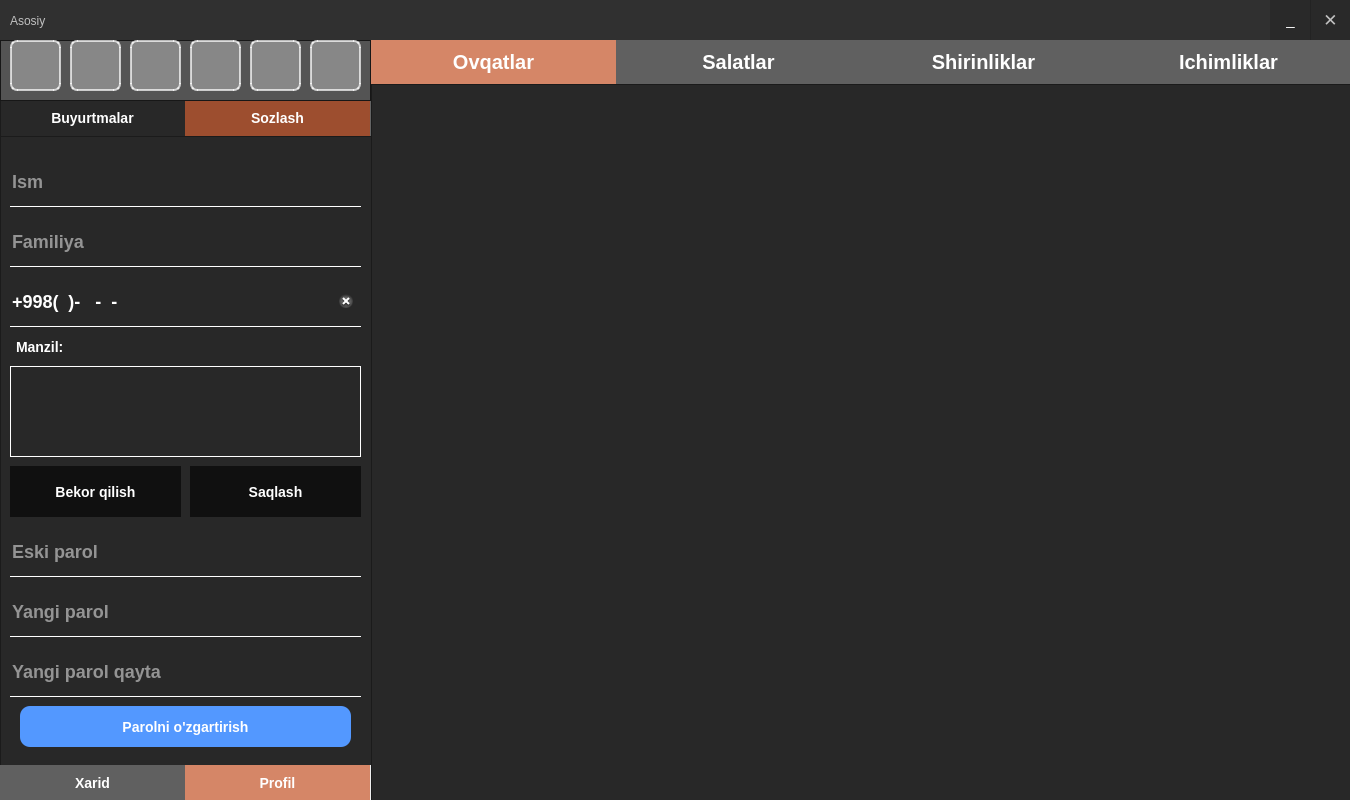
Ahmadjon-Ergashev/Restaurant, file design/main_user.ui: the form before one commit.
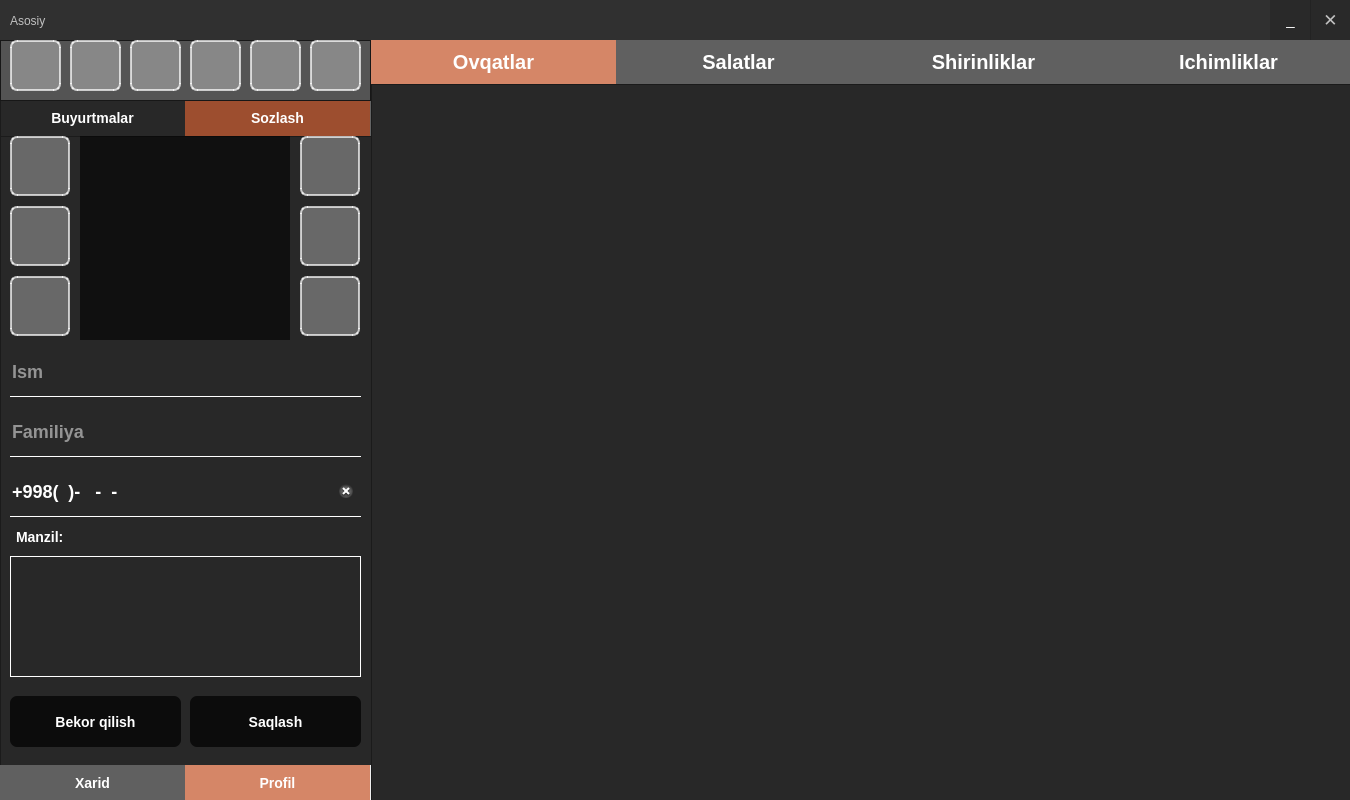
The form after the commit. The open tabs and pages were chosen to show the change. Icons and pictures are not drawn.

```diff
--- a/design/main_user.ui
+++ b/design/main_user.ui
@@ -1395,6 +1395,15 @@
 	color:white;
 	background:transparent;
 	border:1px solid white;
+}
+QPushButton{
+background: rgba(255,255,255,0.3);
+border-radius: 7px;
+border: 2px solid rgba(255,255,255,0.7);
+/*rgb(68, 117, 222)*/
+}
+QPushButton:hover{
+background: rgba(255,255,255,0.5);
 }</string>
         </property>
         <property name="frameShape">
@@ -1407,7 +1416,7 @@
          <property name="geometry">
           <rect>
            <x>10</x>
-           <y>140</y>
+           <y>330</y>
            <width>351</width>
            <height>51</height>
           </rect>
@@ -1434,33 +1443,11 @@
           <bool>true</bool>
          </property>
         </widget>
-        <widget class="QLineEdit" name="old_password">
-         <property name="geometry">
-          <rect>
-           <x>10</x>
-           <y>390</y>
-           <width>351</width>
-           <height>51</height>
-          </rect>
-         </property>
-         <property name="text">
-          <string/>
-         </property>
-         <property name="echoMode">
-          <enum>QLineEdit::Password</enum>
-         </property>
-         <property name="placeholderText">
-          <string>Eski parol</string>
-         </property>
-         <property name="clearButtonEnabled">
-          <bool>true</bool>
-         </property>
-        </widget>
         <widget class="QLineEdit" name="edit_name">
          <property name="geometry">
           <rect>
            <x>10</x>
-           <y>20</y>
+           <y>210</y>
            <width>351</width>
            <height>51</height>
           </rect>
@@ -1482,7 +1469,7 @@
          <property name="geometry">
           <rect>
            <x>10</x>
-           <y>80</y>
+           <y>270</y>
            <width>351</width>
            <height>51</height>
           </rect>
@@ -1503,100 +1490,21 @@
           <bool>true</bool>
          </property>
         </widget>
-        <widget class="QPushButton" name="btn_updatepassword">
-         <property name="geometry">
-          <rect>
-           <x>20</x>
-           <y>570</y>
-           <width>331</width>
-           <height>41</height>
-          </rect>
-         </property>
-         <property name="font">
-          <font>
-           <pointsize>-1</pointsize>
-           <weight>62</weight>
-           <bold>true</bold>
-          </font>
-         </property>
-         <property name="cursor">
-          <cursorShape>PointingHandCursor</cursorShape>
-         </property>
-         <property name="styleSheet">
-          <string notr="true">QPushButton{
-	background:rgb(83, 152, 255);
-	border-radius:10px;
-	color:#fff;
-}
-
-QPushButton:hover{
-	border:none;
-	background:rgb(68, 117, 222)
-}
-</string>
-         </property>
-         <property name="text">
-          <string>Parolni o'zgartirish</string>
-         </property>
-         <property name="shortcut">
-          <string>Return</string>
-         </property>
-        </widget>
-        <widget class="QLineEdit" name="password_1">
-         <property name="geometry">
-          <rect>
-           <x>10</x>
-           <y>450</y>
-           <width>351</width>
-           <height>51</height>
-          </rect>
-         </property>
-         <property name="text">
-          <string/>
-         </property>
-         <property name="echoMode">
-          <enum>QLineEdit::Password</enum>
-         </property>
-         <property name="placeholderText">
-          <string>Yangi parol</string>
-         </property>
-         <property name="clearButtonEnabled">
-          <bool>true</bool>
-         </property>
-        </widget>
-        <widget class="QLineEdit" name="password_2">
-         <property name="geometry">
-          <rect>
-           <x>10</x>
-           <y>510</y>
-           <width>351</width>
-           <height>51</height>
-          </rect>
-         </property>
-         <property name="text">
-          <string/>
-         </property>
-         <property name="echoMode">
-          <enum>QLineEdit::Password</enum>
-         </property>
-         <property name="placeholderText">
-          <string>Yangi parol qayta</string>
-         </property>
-         <property name="clearButtonEnabled">
-          <bool>true</bool>
-         </property>
-        </widget>
         <widget class="QPushButton" name="btnCancel_2">
          <property name="geometry">
           <rect>
            <x>10</x>
-           <y>330</y>
+           <y>560</y>
            <width>171</width>
            <height>51</height>
           </rect>
          </property>
          <property name="styleSheet">
-          <string notr="true">QPushButton:hover{
+          <string notr="true">QPushButton{
+border: black;
+background:rgba(0, 0, 0, 0.7)
+}
+QPushButton:hover{
 background: rgba(231,30,21,0.6);
 }</string>
          </property>
@@ -1608,13 +1516,17 @@
          <property name="geometry">
           <rect>
            <x>190</x>
-           <y>330</y>
+           <y>560</y>
            <width>171</width>
            <height>51</height>
           </rect>
          </property>
          <property name="styleSheet">
-          <string notr="true">QPushButton:hover{
+          <string notr="true">QPushButton{
+border: black;
+background:rgba(0, 0, 0, 0.7)
+}
+QPushButton:hover{
 background:rgb(68, 117, 222)
 }</string>
          </property>
@@ -1626,9 +1538,9 @@
          <property name="geometry">
           <rect>
            <x>10</x>
-           <y>230</y>
+           <y>420</y>
            <width>351</width>
-           <height>91</height>
+           <height>121</height>
           </rect>
          </property>
         </widget>
@@ -1636,7 +1548,7 @@
          <property name="geometry">
           <rect>
            <x>10</x>
-           <y>200</y>
+           <y>390</y>
            <width>91</width>
            <height>21</height>
           </rect>
@@ -1648,6 +1560,268 @@
           <string>Manzil:</string>
          </property>
         </widget>
+        <widget class="QLabel" name="avatar">
+         <property name="geometry">
+          <rect>
+           <x>80</x>
+           <y>0</y>
+           <width>210</width>
+           <height>204</height>
+          </rect>
+         </property>
+         <property name="minimumSize">
+          <size>
+           <width>210</width>
+           <height>0</height>
+          </size>
+         </property>
+         <property name="maximumSize">
+          <size>
+           <width>210</width>
+           <height>220</height>
+          </size>
+         </property>
+         <property name="text">
+          <string/>
+         </property>
+         <property name="alignment">
+          <set>Qt::AlignCenter</set>
+         </property>
+         <property name="wordWrap">
+          <bool>false</bool>
+         </property>
+         <property name="openExternalLinks">
+          <bool>false</bool>
+         </property>
+        </widget>
+        <widget class="QPushButton" name="btn_remove">
+         <property name="geometry">
+          <rect>
+           <x>300</x>
+           <y>70</y>
+           <width>60</width>
+           <height>60</height>
+          </rect>
+         </property>
+         <property name="minimumSize">
+          <size>
+           <width>60</width>
+           <height>60</height>
+          </size>
+         </property>
+         <property name="maximumSize">
+          <size>
+           <width>60</width>
+           <height>60</height>
+          </size>
+         </property>
+         <property name="toolTip">
+          <string>Default avatarni tanlash</string>
+         </property>
+         <property name="text">
+          <string/>
+         </property>
+         <property name="icon">
+          <iconset resource="../images.qrc">
+           <normaloff>:/images/img/profile/delete.png</normaloff>:/images/img/profile/delete.png</iconset>
+         </property>
+         <property name="iconSize">
+          <size>
+           <width>48</width>
+           <height>48</height>
+          </size>
+         </property>
+        </widget>
+        <widget class="QPushButton" name="btn_edit">
+         <property name="geometry">
+          <rect>
+           <x>300</x>
+           <y>0</y>
+           <width>60</width>
+           <height>60</height>
+          </rect>
+         </property>
+         <property name="minimumSize">
+          <size>
+           <width>60</width>
+           <height>60</height>
+          </size>
+         </property>
+         <property name="maximumSize">
+          <size>
+           <width>60</width>
+           <height>60</height>
+          </size>
+         </property>
+         <property name="toolTip">
+          <string>Avatar tanlash</string>
+         </property>
+         <property name="text">
+          <string/>
+         </property>
+         <property name="icon">
+          <iconset resource="../images.qrc">
+           <normaloff>:/images/img/profile/edit.png</normaloff>:/images/img/profile/edit.png</iconset>
+         </property>
+         <property name="iconSize">
+          <size>
+           <width>48</width>
+           <height>48</height>
+          </size>
+         </property>
+        </widget>
+        <widget class="QPushButton" name="btn_updatepassword">
+         <property name="geometry">
+          <rect>
+           <x>300</x>
+           <y>140</y>
+           <width>60</width>
+           <height>60</height>
+          </rect>
+         </property>
+         <property name="minimumSize">
+          <size>
+           <width>60</width>
+           <height>60</height>
+          </size>
+         </property>
+         <property name="maximumSize">
+          <size>
+           <width>60</width>
+           <height>60</height>
+          </size>
+         </property>
+         <property name="toolTip">
+          <string>Parol almashtirish</string>
+         </property>
+         <property name="text">
+          <string/>
+         </property>
+         <property name="icon">
+          <iconset resource="../images.qrc">
+           <normaloff>:/images/img/profile/pencil.png</normaloff>:/images/img/profile/pencil.png</iconset>
+         </property>
+         <property name="iconSize">
+          <size>
+           <width>48</width>
+           <height>48</height>
+          </size>
+         </property>
+        </widget>
+        <widget class="QPushButton" name="btn_next">
+         <property name="geometry">
+          <rect>
+           <x>10</x>
+           <y>140</y>
+           <width>60</width>
+           <height>60</height>
+          </rect>
+         </property>
+         <property name="minimumSize">
+          <size>
+           <width>60</width>
+           <height>60</height>
+          </size>
+         </property>
+         <property name="maximumSize">
+          <size>
+           <width>60</width>
+           <height>60</height>
+          </size>
+         </property>
+         <property name="toolTip">
+          <string>Keyingi shablon avatar</string>
+         </property>
+         <property name="text">
+          <string/>
+         </property>
+         <property name="icon">
+          <iconset resource="../images.qrc">
+           <normaloff>:/images/img/profile/next.png</normaloff>:/images/img/profile/next.png</iconset>
+         </property>
+         <property name="iconSize">
+          <size>
+           <width>48</width>
+           <height>48</height>
+          </size>
+         </property>
+        </widget>
+        <widget class="QPushButton" name="btn_template">
+         <property name="geometry">
+          <rect>
+           <x>10</x>
+           <y>70</y>
+           <width>60</width>
+           <height>60</height>
+          </rect>
+         </property>
+         <property name="minimumSize">
+          <size>
+           <width>0</width>
+           <height>60</height>
+          </size>
+         </property>
+         <property name="maximumSize">
+          <size>
+           <width>60</width>
+           <height>60</height>
+          </size>
+         </property>
+         <property name="toolTip">
+          <string>Shablon avatar</string>
+         </property>
+         <property name="text">
+          <string/>
+         </property>
+         <property name="icon">
+          <iconset resource="../images.qrc">
+           <normaloff>:/images/img/profile/global.png</normaloff>:/images/img/profile/global.png</iconset>
+         </property>
+         <property name="iconSize">
+          <size>
+           <width>48</width>
+           <height>48</height>
+          </size>
+         </property>
+        </widget>
+        <widget class="QPushButton" name="btn_previous">
+         <property name="geometry">
+          <rect>
+           <x>10</x>
+           <y>0</y>
+           <width>60</width>
+           <height>60</height>
+          </rect>
+         </property>
+         <property name="minimumSize">
+          <size>
+           <width>60</width>
+           <height>60</height>
+          </size>
+         </property>
+         <property name="maximumSize">
+          <size>
+           <width>60</width>
+           <height>60</height>
+          </size>
+         </property>
+         <property name="toolTip">
+          <string>Oldingi shavlon avatar</string>
+         </property>
+         <property name="text">
+          <string/>
+         </property>
+         <property name="icon">
+          <iconset resource="../images.qrc">
+           <normaloff>:/images/img/profile/previous .png</normaloff>:/images/img/profile/previous .png</iconset>
+         </property>
+         <property name="iconSize">
+          <size>
+           <width>48</width>
+           <height>48</height>
+          </size>
+         </property>
+        </widget>
        </widget>
       </widget>
      </widget>
```
Left out of the diff: 8 changed lines with no effect on the pictures.
